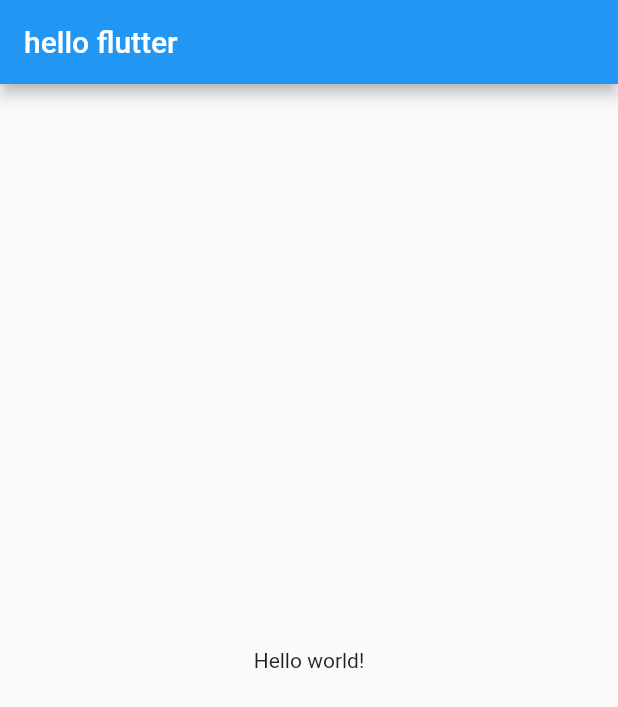
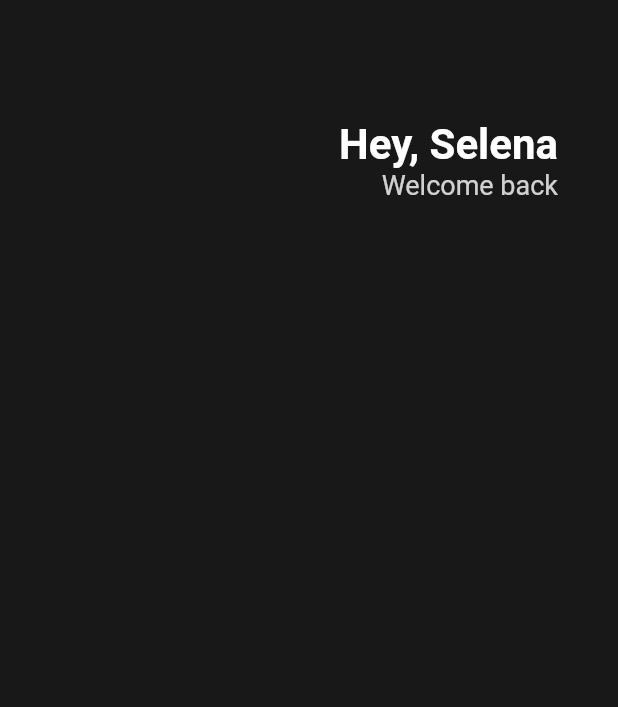
Before and after one commit to yoonpunk/toonflix, a Flutter app: the screen it shows after launch, on a phone screen of 412 x 824 dp. Shown: the top 707 px of the screen. Run offline on Flutter 3.47's test engine with Material 2 defaults, Android fonts, the phone set to English and light mode, and no system bars.

Commit message:
상단 문구 생성, 배경색 변경

```diff
--- a/lib/main.dart
+++ b/lib/main.dart
@@ -12,11 +12,41 @@ class App extends StatelessWidget {
     // Material 선택 후, 구글앱이 아닌 것처럼 보이게 할 수 있으니 우선 Material 스타일을 사용하자.
     return MaterialApp(
       home: Scaffold(
-        appBar: AppBar(
-          title: Text("hello flutter"),
-        ),
-        body: Center(
-          child: Text('Hello world!'),
+        backgroundColor: Color(0xFF181818),
+        body: Padding(
+          padding: EdgeInsets.symmetric(horizontal: 40),
+          child: Column(
+            children: [
+              SizedBox(
+                height: 80,
+              ),
+              Row(
+                mainAxisAlignment: MainAxisAlignment.end,
+                children: [
+                  Column(
+                    crossAxisAlignment: CrossAxisAlignment.end,
+                    children: [
+                      Text(
+                        "Hey, Selena",
+                        style: TextStyle(
+                          color: Colors.white,
+                          fontWeight: FontWeight.w700,
+                          fontSize: 28,
+                        ),
+                      ),
+                      Text(
+                        "Welcome back",
+                        style: TextStyle(
+                          color: Colors.white.withOpacity(0.8),
+                          fontSize: 18,
+                        ),
+                      ),
+                    ],
+                  ),
+                ],
+              ),
+            ],
+          ),
         ),
       ),
     );
```
